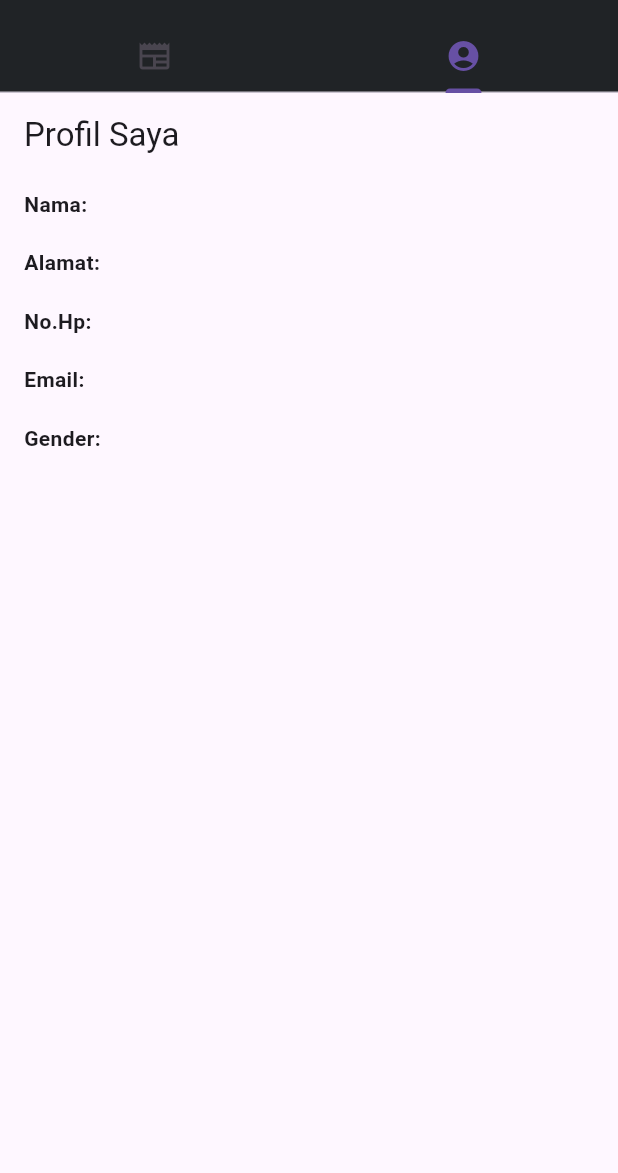
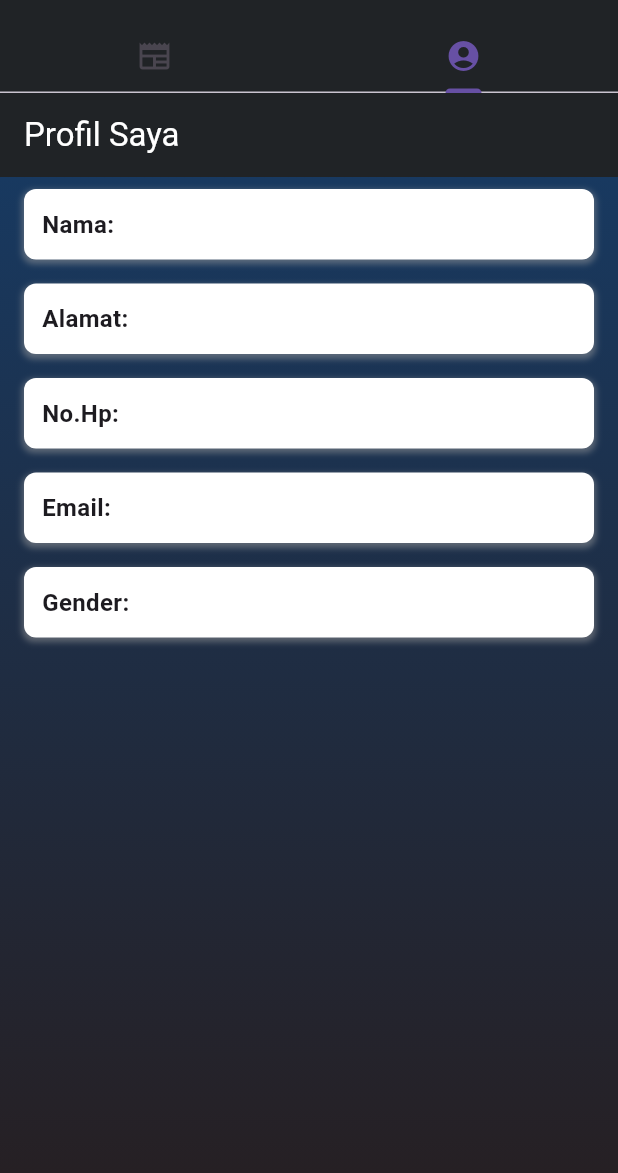
Before and after one commit to ramdann45/uas-flutter, a Flutter app: the screen it shows after launch, tab 2 chosen, on a phone screen of 412 x 824 dp, the part 63-1236 px from its top. Run offline on Flutter 3.47's test engine with Material 3 defaults, Android fonts, the light colour scheme and no system bars; our stand-ins replace fluttertoast; network calls fail.

Commit message:
feat: update tampilan layanan profile

```diff
--- a/lib/pages/new-user/corePage.dart
+++ b/lib/pages/new-user/corePage.dart
@@ -202,9 +202,24 @@ class _ProfileState extends State<Profile> {
   Widget build(BuildContext context) {
     return Scaffold(
       appBar: AppBar(
-        title: const Text('Profil Saya'),
+        title: const Text(
+          'Profil Saya',
+          style: TextStyle(color: Colors.white),
         ),
-      body: Center(
+        backgroundColor: const Color.fromARGB(255, 32, 35, 38),
+      ),
+      body: Container(
+        decoration: const BoxDecoration(
+          gradient: LinearGradient(
+            begin: Alignment.topCenter,
+            end: Alignment.bottomCenter,
+            colors: [
+              Color.fromARGB(255, 24, 57, 96),
+              Color.fromARGB(255, 38, 32, 36),
+            ],
+          ),
+        ),
+        child: Center(
           child: Padding(
             padding: const EdgeInsets.symmetric(horizontal: 16.0),
             child: Column(
@@ -220,12 +235,27 @@ class _ProfileState extends State<Profile> {
             ),
           ),
         ),
+      ),
     );
+  }
 }
 
 Widget _buildInfoItem(String label, String value) {
-    return Padding(
-      padding: const EdgeInsets.symmetric(vertical: 8.0),
+  return Container(
+    decoration: BoxDecoration(
+      color: Colors.white,
+      borderRadius: BorderRadius.circular(8),
+      boxShadow: [
+        BoxShadow(
+          color: Colors.grey.withOpacity(0.5),
+          spreadRadius: 1,
+          blurRadius: 3,
+          offset: Offset(0, 2), // changes position of shadow
+        ),
+      ],
+    ),
+    padding: const EdgeInsets.all(12),
+    margin: const EdgeInsets.symmetric(vertical: 8.0),
     child: Row(
       crossAxisAlignment: CrossAxisAlignment.start,
       children: <Widget>[
@@ -233,6 +263,7 @@ class _ProfileState extends State<Profile> {
           label + ': ',
           style: const TextStyle(
             fontWeight: FontWeight.bold,
+            fontSize: 16,
           ),
         ),
         Expanded(
@@ -247,4 +278,3 @@ class _ProfileState extends State<Profile> {
     ),
   );
 }
-}
```
Lines whose indentation alone changed are shown as unchanged.
